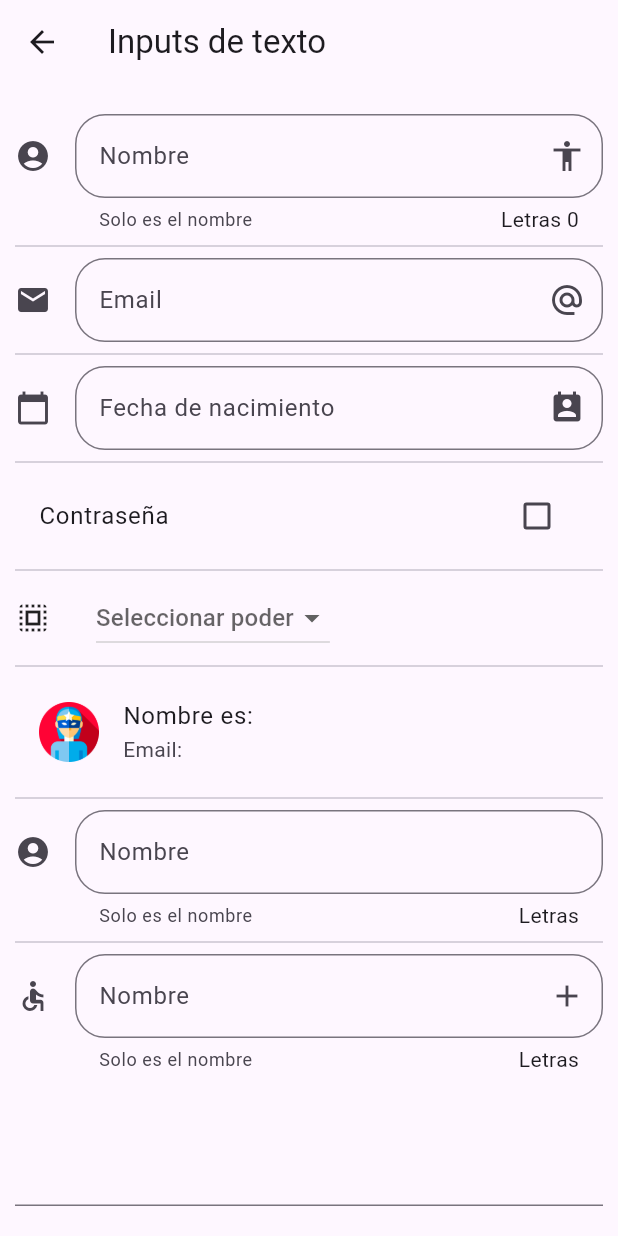
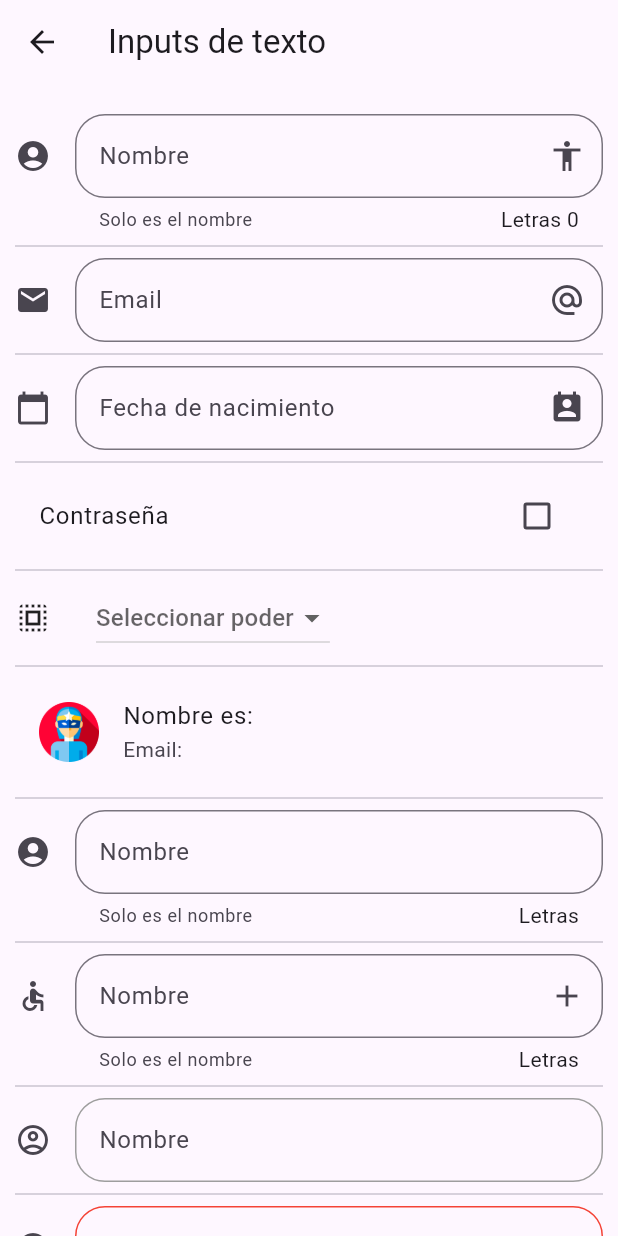
Before and after one commit to DariamFR/curso_flutter_fernando, a Flutter app: the InputPage screen opened by its route, on a phone screen of 412 x 824 dp. Run offline on Flutter 3.47's test engine with Material 3 defaults, Android fonts, the phone set to English and light mode, and no system bars.

Commit message:
create components CCTextField CtextFormField and others things

```diff
--- a/lib/src/pages/input_page.dart
+++ b/lib/src/pages/input_page.dart
@@ -16,7 +16,7 @@ class _InputPageState extends State<InputPage> {
   bool showPasswordField = false;
   String fecha = '';
 
-  String? opcionSeleccionada ;
+  String? opcionSeleccionada;
 
   List<String> poderes = [
     'Volar',
@@ -58,17 +58,33 @@ class _InputPageState extends State<InputPage> {
             icon: Icon(Icons.accessible_outlined),
             suffixIcon: Icon(Icons.add),
           ),
-          TextFormField(
-            maxLines: 3,
+          Divider(),
+          CTextFormField(
+            hintText: 'Nombre',
           ),
+          Divider(),
           CTextFormField(
-            icon: Icon(Icons.account_circle_outlined),
-            hintText: Text('Nombre'),
+            hintText: 'Edua',
+            borderColor: Colors.red,
+          ),
+          Container(
+            // color: Colors.red,
+            width: 30.0,
+            height: 30.0,
+            decoration: BoxDecoration(
+              borderRadius: BorderRadius.circular(10.0),
+              color: Colors.blue
+            ),
           )
         ],
       ),
     );
   }
+
+  final CTextFormField eduaTextFormField = CTextFormField(
+    hintText: 'Edua',
+    borderColor: Colors.red,
+  );
 
   final CTextField nombreTextField = CTextField(
     textCapitalization: TextCapitalization.words,
@@ -184,11 +200,10 @@ class _InputPageState extends State<InputPage> {
 
   void _selectDate(BuildContext context) async {
     DateTime? picked = await showDatePicker(
-        context: context,
-        initialDate: DateTime.now(),
-        firstDate: DateTime(2018),
-        lastDate: DateTime(2030),
-
+      context: context,
+      initialDate: DateTime.now(),
+      firstDate: DateTime(2018),
+      lastDate: DateTime(2030),
     );
 
     if (picked != null) {
@@ -216,7 +231,9 @@ class _InputPageState extends State<InputPage> {
     return Row(
       children: [
         Icon(Icons.select_all),
-        SizedBox(width: 30.0,),
+        SizedBox(
+          width: 30.0,
+        ),
         DropdownButton(
           hint: Text('Seleccionar poder'),
           value: opcionSeleccionada,
--- a/lib/src/wigets/c_text_form_field.dart
+++ b/lib/src/wigets/c_text_form_field.dart
@@ -4,7 +4,9 @@ class CTextFormField extends StatefulWidget {
   final bool? autofocus;
   final TextCapitalization? textCapitalization;
   final Icon? icon;
-  final Text hintText;
+  final String hintText;
+  final Color? borderColor;
+
 
 
   CTextFormField({
@@ -13,6 +15,7 @@ class CTextFormField extends StatefulWidget {
     this.textCapitalization,
     this.icon,
     required this.hintText,
+    this.borderColor,
 
 
   });
@@ -27,8 +30,23 @@ class _CTextFormFieldState extends State<CTextFormField> {
     return TextFormField(
       textCapitalization: widget.textCapitalization ?? TextCapitalization.words,
       autofocus: widget.autofocus ?? false,
+      decoration:  InputDecoration(
+        hintText: widget.hintText,
+        icon: Icon(Icons.account_circle_outlined),
+        // border: OutlineInputBorder(
+        //   borderRadius: BorderRadius.circular(20.0),
+        //   borderSide: BorderSide(
+        //     color: widget.borderColor ?? Colors.grey,
+        //       width: 2.0
+        //   ),
+        // ),
+        enabledBorder: OutlineInputBorder(
+          borderRadius: BorderRadius.circular(20.0),
+          borderSide: BorderSide(
+            color: widget.borderColor ?? Colors.grey,// Borde rojo cuando el campo está habilitado width: 2.0, ),
 
+      ),
 
-    );
+    )));
   }
 }
```
